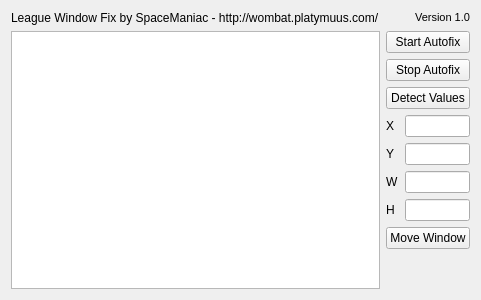
The window that mainwindow.ui (SpaceManiac/LeagueWindowFix) describes before a commit, drawn with Qt 5.
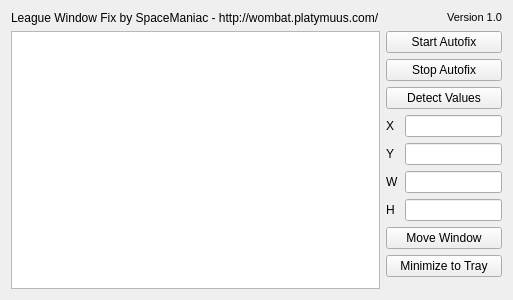
The same window after the commit. Icons and pictures are not drawn.

Commit message: Added system tray functionality and resource file

The edit to the form file:
```diff
--- a/mainwindow.ui
+++ b/mainwindow.ui
@@ -6,7 +6,7 @@
    <rect>
     <x>0</x>
     <y>0</y>
-    <width>450</width>
+    <width>513</width>
     <height>300</height>
    </rect>
   </property>
@@ -143,6 +143,13 @@
         </property>
        </widget>
       </item>
+      <item>
+       <widget class="QPushButton" name="minimizeToTray">
+        <property name="text">
+         <string>Minimize to Tray</string>
+        </property>
+       </widget>
+      </item>
       <item>
        <spacer name="verticalSpacer">
         <property name="orientation">
```
Left out of the diff: 33 changed lines with no effect on the pictures. The commit also changes 7 other files.
